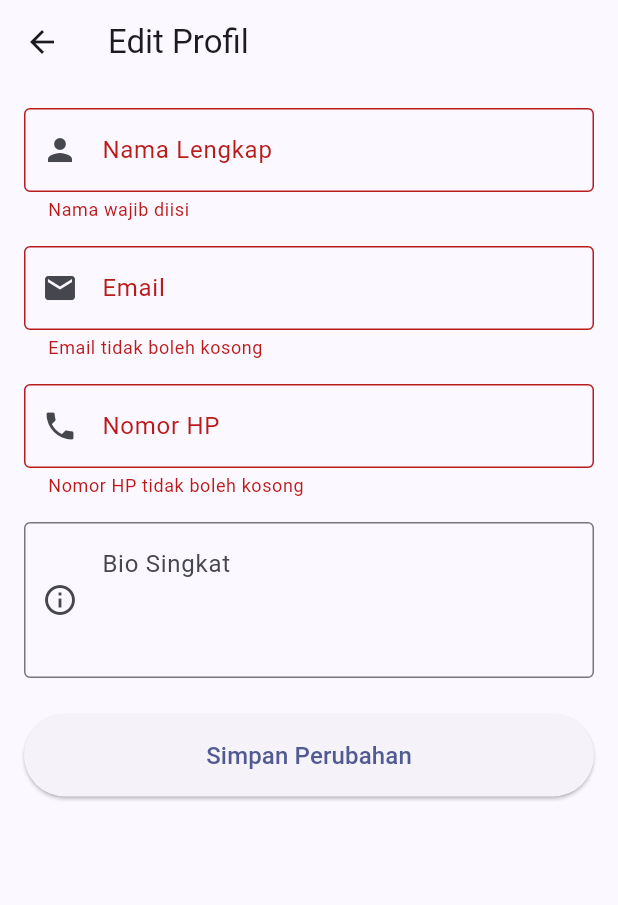
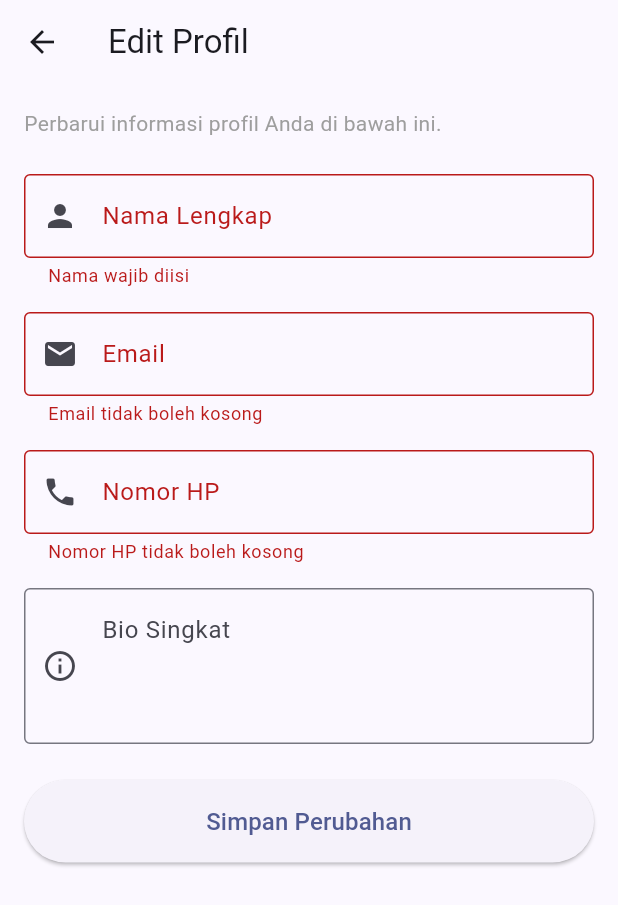
Before and after one commit to 1124160003-eng/uts-pml-1124160003, a Flutter app: the EditProfilePage screen opened directly with empty values, after a tap on "Simpan Perubahan", on a phone screen of 412 x 824 dp. Shown: the top 905 px of the screen. Run offline on Flutter 3.47's test engine with Material 3 defaults, Android fonts, the phone set to English and light mode, and no system bars; accounts and stored records are empty.

Commit message:
tahap 10: implementasi dark mode dan penyempurnaan UI

```diff
--- a/soal2-profil-app/lib/main.dart
+++ b/soal2-profil-app/lib/main.dart
@@ -9,18 +9,23 @@ void main() {
   runApp(const MyApp());
 }
 
-ThemeMode _appThemeMode = ThemeMode.system;
-Profile _currentProfile = initialProfile;
+// Variabel global untuk mengontrol Dark Mode
+final ValueNotifier<ThemeMode> appThemeNotifier = ValueNotifier(ThemeMode.system);
+
+// Variabel global untuk data profil
+Profile currentProfile = initialProfile;
 
 class MyApp extends StatelessWidget {
   const MyApp({super.key});
 
   @override
   Widget build(BuildContext context) {
+    return ValueListenableBuilder<ThemeMode>(
+      valueListenable: appThemeNotifier,
+      builder: (context, currentMode, child) {
         return MaterialApp(
           title: 'Profil Mahasiswa',
           debugShowCheckedModeBanner: false,
-
           theme: ThemeData(
             useMaterial3: true,
             colorScheme: ColorScheme.fromSeed(
@@ -28,7 +33,6 @@ class MyApp extends StatelessWidget {
               brightness: Brightness.light,
             ),
           ),
-
           darkTheme: ThemeData(
             useMaterial3: true,
             colorScheme: ColorScheme.fromSeed(
@@ -36,14 +40,14 @@ class MyApp extends StatelessWidget {
               brightness: Brightness.dark,
             ),
           ),
-
-      themeMode: _appThemeMode,
+          themeMode: currentMode,
           initialRoute: '/login',
-
           routes: {
             '/login': (context) => const LoginPage(),
             '/profile': (context) => const ProfilePage(),
-        '/about': (context) => const AboutPage(), // <-- Daftarkan rute About
+            '/about': (context) => const AboutPage(),
+          },
+        );
       },
     );
   }
--- a/soal2-profil-app/lib/screens/edit_profile_page.dart
+++ b/soal2-profil-app/lib/screens/edit_profile_page.dart
@@ -13,8 +13,6 @@ class EditProfilePage extends StatefulWidget {
 
 class _EditProfilePageState extends State<EditProfilePage> {
   final _formKey = GlobalKey<FormState>();
-
-  // Controller untuk setiap field
   late TextEditingController _namaController;
   late TextEditingController _emailController;
   late TextEditingController _hpController;
@@ -23,7 +21,6 @@ class _EditProfilePageState extends State<EditProfilePage> {
   @override
   void initState() {
     super.initState();
-    // Mengisi nilai awal (initial value) dari data profil saat ini
     _namaController = TextEditingController(text: widget.currentProfile.nama);
     _emailController = TextEditingController(text: widget.currentProfile.email);
     _hpController = TextEditingController(text: widget.currentProfile.hp);
@@ -39,7 +36,6 @@ class _EditProfilePageState extends State<EditProfilePage> {
     super.dispose();
   }
 
-  // --- FUNGSI VALIDASI ---
   String? _validateNama(String? value) {
     if (value == null || value.trim().isEmpty) {
       return 'Nama wajib diisi';
@@ -56,32 +52,20 @@ class _EditProfilePageState extends State<EditProfilePage> {
 
   String? _validateHp(String? value) {
     if (value == null || value.isEmpty) return 'Nomor HP tidak boleh kosong';
-
-    // Hanya boleh angka
     final numberRegex = RegExp(r'^[0-9]+$');
-    if (!numberRegex.hasMatch(value)) {
-      return 'Nomor HP hanya boleh berisi angka';
-    }
-
-    // Panjang 10 sampai 13 digit
-    if (value.length < 10 || value.length > 13) {
-      return 'Nomor HP harus 10-13 digit';
-    }
+    if (!numberRegex.hasMatch(value)) return 'Nomor HP hanya boleh berisi angka';
+    if (value.length < 10 || value.length > 13) return 'Nomor HP harus 10-13 digit';
     return null;
   }
 
-  // --- FUNGSI SIMPAN DATA ---
   void _simpanData() {
     if (_formKey.currentState!.validate()) {
-      // Membuat objek Profile baru menggunakan copyWith
       final dataBaru = widget.currentProfile.copyWith(
         nama: _namaController.text,
         email: _emailController.text,
         hp: _hpController.text,
         bio: _bioController.text,
       );
-
-      // Mengembalikan data baru ke halaman sebelumnya (ProfilePage)
       Navigator.pop(context, dataBaru);
     }
   }
@@ -100,6 +84,14 @@ class _EditProfilePageState extends State<EditProfilePage> {
             child: Column(
               crossAxisAlignment: CrossAxisAlignment.stretch,
               children: [
+                // --- PENYEMPURNAAN UI: Teks Instruksi ---
+                Text(
+                  'Perbarui informasi profil Anda di bawah ini.',
+                  style: Theme.of(context).textTheme.bodyMedium?.copyWith(color: Colors.grey),
+                ),
+                const SizedBox(height: 24),
+                // -----------------------------------------
+
                 TextFormField(
                   controller: _namaController,
                   decoration: const InputDecoration(
```
Also changed, not shown: soal2-profil-app/lib/screens/profile_page.dart (+48 -10 lines), 1 other file. Lines whose indentation alone changed are shown as unchanged.
